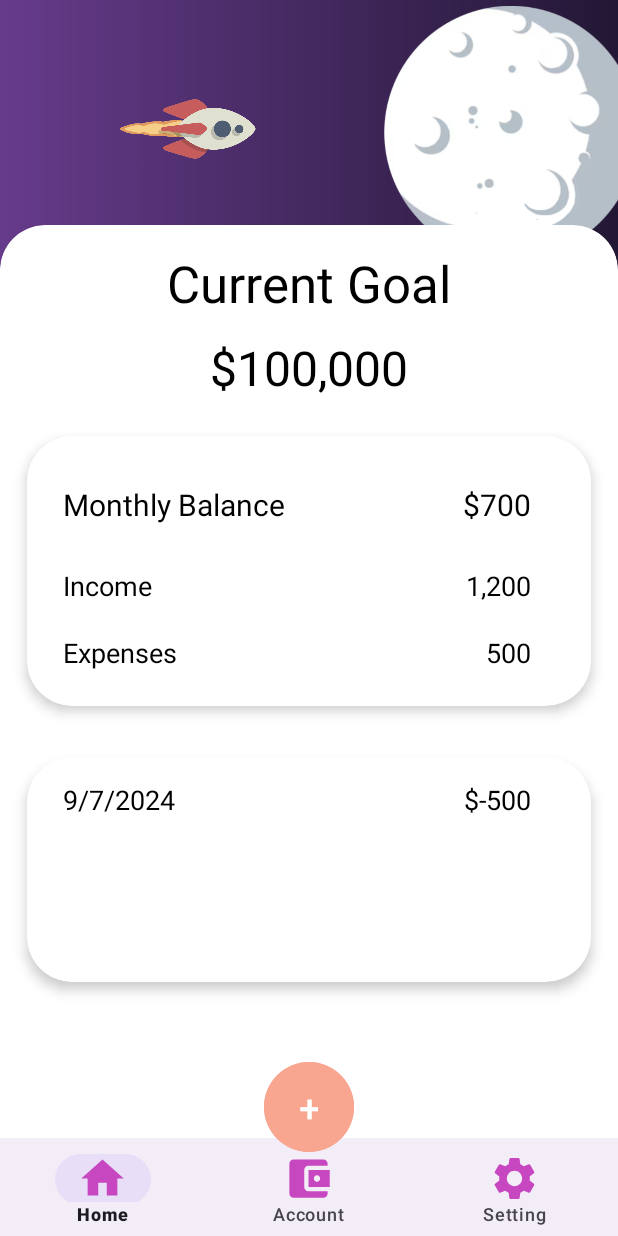
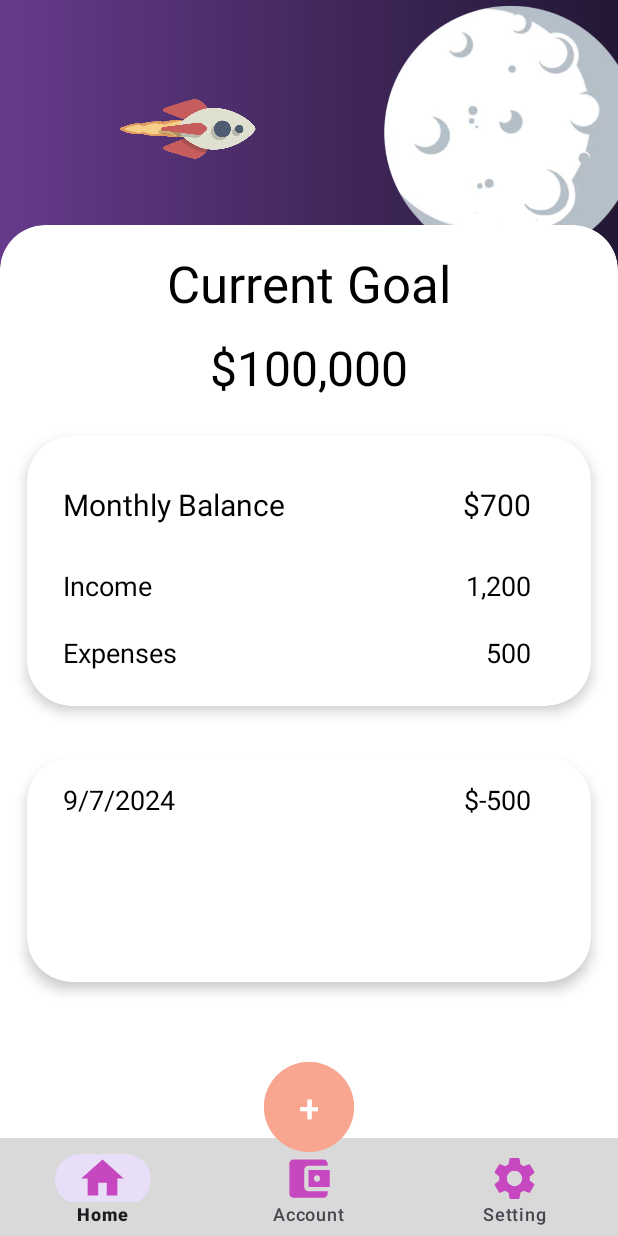
Before and after one commit to Harold107/star-vault, an Android app: the screen it shows after launch (MainActivity), on a phone screen of 412 x 824 dp. Run offline under Robolectric (Android 15) with nearby library versions, the phone set to English and light mode, and no system bars; our stand-ins replace navigation-ui.

Commit message:
Changed navigation bar background color

```diff
--- a/app/src/main/res/layout/activity_main.xml
+++ b/app/src/main/res/layout/activity_main.xml
@@ -31,6 +31,7 @@
                 android:id="@+id/bottomNavigationView"
                 android:layout_width="match_parent"
                 android:layout_height="65dp"
+                app:backgroundTint="@color/navigationBar_grey"
                 app:itemIconTint="@color/navigationIcon_pink"
                 app:itemIconSize="34dp"
                 app:itemPaddingTop="10dp"
--- a/app/src/main/res/values/colors.xml
+++ b/app/src/main/res/values/colors.xml
@@ -10,7 +10,7 @@
     <color name="txt_darkpink">#FC489C</color>
 
     <color name="trnasacBnt_orange">#F9A690</color>
-    <color name="navigationBar_grey">#ADADAD</color>
+    <color name="navigationBar_grey">#D9D9D9</color>
     <color name="navigationIcon_pink">#C647BF</color>
 
 </resources>
```
